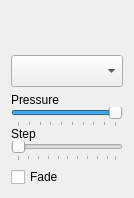
Before: the Qt Designer form src/toolSettings/PaintBrushAdvSettingsWidget.ui in PhotoFlare/photoflare, drawn with Qt 5.
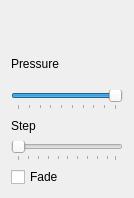
After: the same form once the commit is applied. Custom widgets are drawn as their Qt base class.

Commit message: Fixed top margin for tool setting widgets

Diff of the .ui file:
```diff
--- a/src/toolSettings/PaintBrushAdvSettingsWidget.ui
+++ b/src/toolSettings/PaintBrushAdvSettingsWidget.ui
@@ -13,24 +13,14 @@
   <property name="windowTitle">
    <string>Form</string>
   </property>
-  <layout class="QVBoxLayout" name="verticalLayout_2">
-   <item>
+  <layout class="QGridLayout" name="gridLayout">
+   <property name="topMargin">
+    <number>0</number>
+   </property>
+   <item row="0" column="0">
     <layout class="QVBoxLayout" name="verticalLayout">
      <item>
-      <spacer name="verticalSpacer">
-       <property name="orientation">
-        <enum>Qt::Vertical</enum>
-       </property>
-       <property name="sizeHint" stdset="0">
-        <size>
-         <width>20</width>
-         <height>40</height>
-        </size>
-       </property>
-      </spacer>
-     </item>
-     <item>
-      <widget class="BrushTypeComboBox" name="comboBox">
+      <widget class="BrushTypeComboBox" name="comboBox" native="true">
        <property name="sizePolicy">
         <sizepolicy hsizetype="Expanding" vsizetype="Fixed">
          <horstretch>0</horstretch>
@@ -54,7 +44,7 @@
          <kerning>false</kerning>
         </font>
        </property>
-       <property name="iconSize">
+       <property name="iconSize" stdset="0">
         <size>
          <width>32</width>
          <height>32</height>
@@ -89,10 +79,10 @@
           <number>10</number>
          </property>
          <property name="orientation">
-          <enum>Qt::Horizontal</enum>
+          <enum>Qt::Orientation::Horizontal</enum>
          </property>
          <property name="tickPosition">
-          <enum>QSlider::TicksBelow</enum>
+          <enum>QSlider::TickPosition::TicksBelow</enum>
          </property>
         </widget>
        </item>
@@ -123,10 +113,10 @@
             <number>5</number>
            </property>
            <property name="orientation">
-            <enum>Qt::Horizontal</enum>
+            <enum>Qt::Orientation::Horizontal</enum>
            </property>
            <property name="tickPosition">
-            <enum>QSlider::TicksBelow</enum>
+            <enum>QSlider::TickPosition::TicksBelow</enum>
            </property>
           </widget>
          </item>
@@ -148,7 +138,7 @@
  <customwidgets>
   <customwidget>
    <class>BrushTypeComboBox</class>
-   <extends>QComboBox</extends>
+   <extends>QWidget</extends>
    <header>brushtypecombobox.h</header>
   </customwidget>
  </customwidgets>
```
Left out of the diff: 1 changed line with no effect on the pictures. The commit also changes 9 other files.
